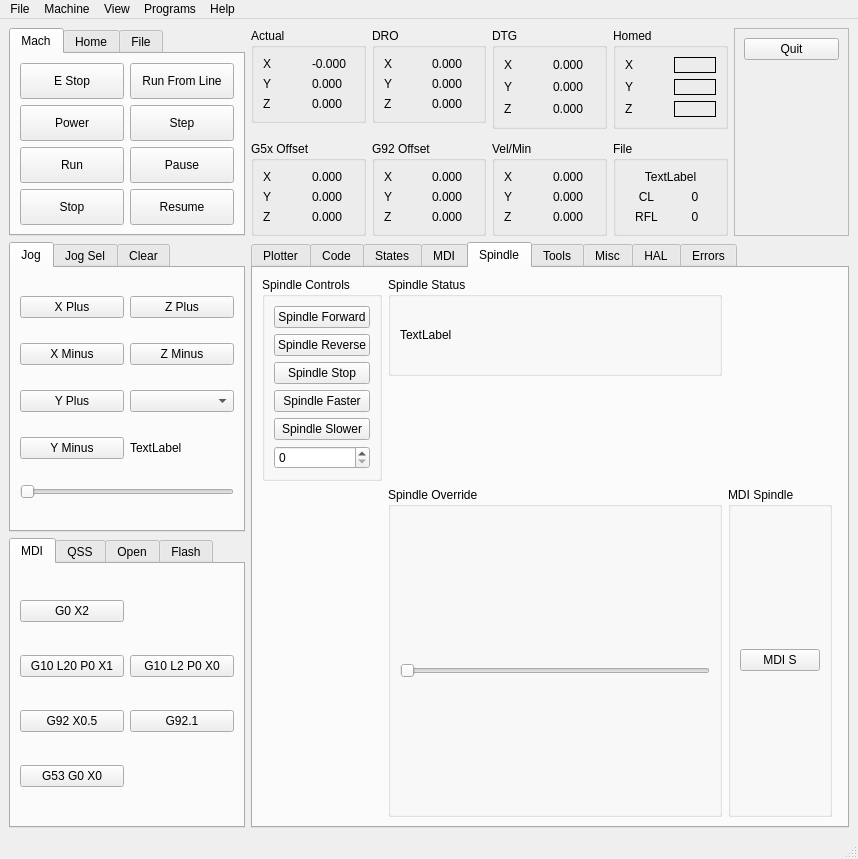
jethornton/flexgui, file examples/testgui/single-spindle.ui: the form before one commit.
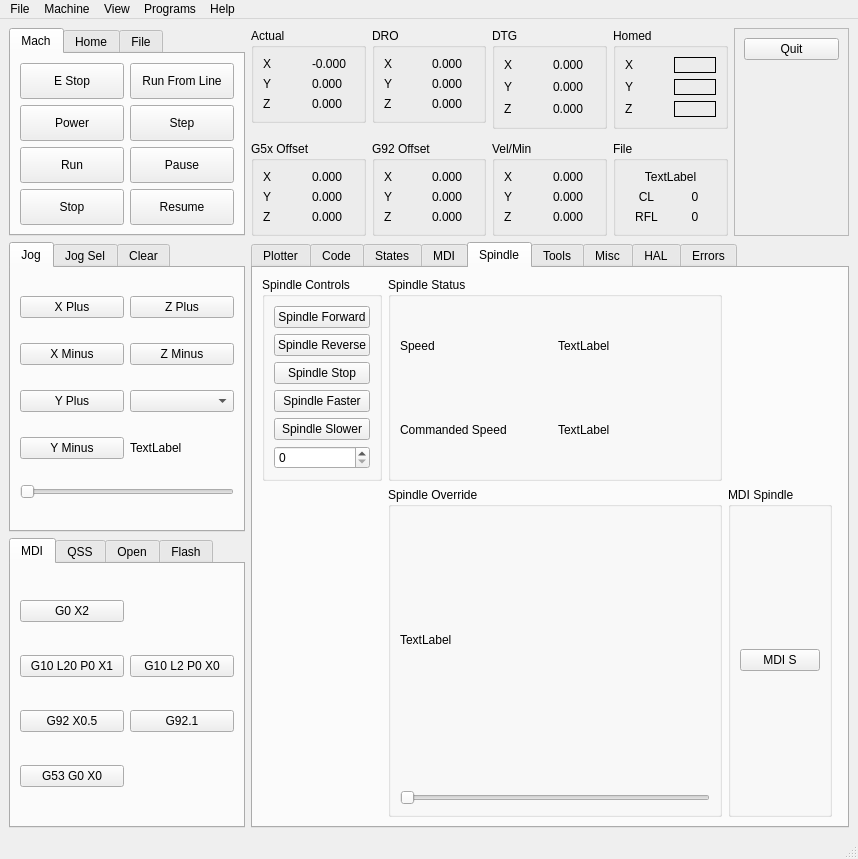
The form after the commit.

The edit to the form file:
```diff
--- a/examples/testgui/single-spindle.ui
+++ b/examples/testgui/single-spindle.ui
@@ -840,29 +840,20 @@
         <string>Spindle</string>
        </attribute>
        <layout class="QGridLayout" name="gridLayout_27">
-        <item row="0" column="1">
-         <widget class="QGroupBox" name="groupBox_18">
-          <property name="title">
-           <string>Spindle Status</string>
-          </property>
-          <layout class="QVBoxLayout" name="verticalLayout_9">
-           <item>
-            <widget class="QLabel" name="spindle_speed_0_lb">
-             <property name="text">
-              <string>TextLabel</string>
-             </property>
-            </widget>
-           </item>
-          </layout>
-         </widget>
-        </item>
         <item row="2" column="1">
          <widget class="QGroupBox" name="groupBox_19">
           <property name="title">
            <string>Spindle Override</string>
           </property>
           <layout class="QGridLayout" name="gridLayout_28">
-           <item row="0" column="0">
+           <item row="2" column="0" colspan="2">
+            <widget class="QSlider" name="spindle_override_sl">
+             <property name="orientation">
+              <enum>Qt::Horizontal</enum>
+             </property>
+            </widget>
+           </item>
+           <item row="1" column="0">
             <spacer name="horizontalSpacer_5">
              <property name="orientation">
               <enum>Qt::Horizontal</enum>
@@ -875,10 +866,10 @@
              </property>
             </spacer>
            </item>
-           <item row="1" column="0" colspan="2">
-            <widget class="QSlider" name="spindle_override_sl">
-             <property name="orientation">
-              <enum>Qt::Horizontal</enum>
+           <item row="0" column="0">
+            <widget class="QLabel" name="spindle_override_0_lb">
+             <property name="text">
+              <string>TextLabel</string>
              </property>
             </widget>
            </item>
@@ -974,6 +965,43 @@
           </property>
          </spacer>
         </item>
+        <item row="0" column="1" rowspan="2">
+         <widget class="QGroupBox" name="groupBox_18">
+          <property name="title">
+           <string>Spindle Status</string>
+          </property>
+          <layout class="QGridLayout" name="gridLayout_34">
+           <item row="1" column="1">
+            <widget class="QLabel" name="spindle_speed_0_lb">
+             <property name="text">
+              <string>TextLabel</string>
+             </property>
+            </widget>
+           </item>
+           <item row="1" column="0">
+            <widget class="QLabel" name="label_53">
+             <property name="text">
+              <string>Speed</string>
+             </property>
+            </widget>
+           </item>
+           <item row="2" column="0">
+            <widget class="QLabel" name="label_57">
+             <property name="text">
+              <string>Commanded Speed</string>
+             </property>
+            </widget>
+           </item>
+           <item row="2" column="1">
+            <widget class="QLabel" name="spindle_cmd_speed_0_lb">
+             <property name="text">
+              <string>TextLabel</string>
+             </property>
+            </widget>
+           </item>
+          </layout>
+         </widget>
+        </item>
        </layout>
       </widget>
       <widget class="QWidget" name="tab_14">
```
